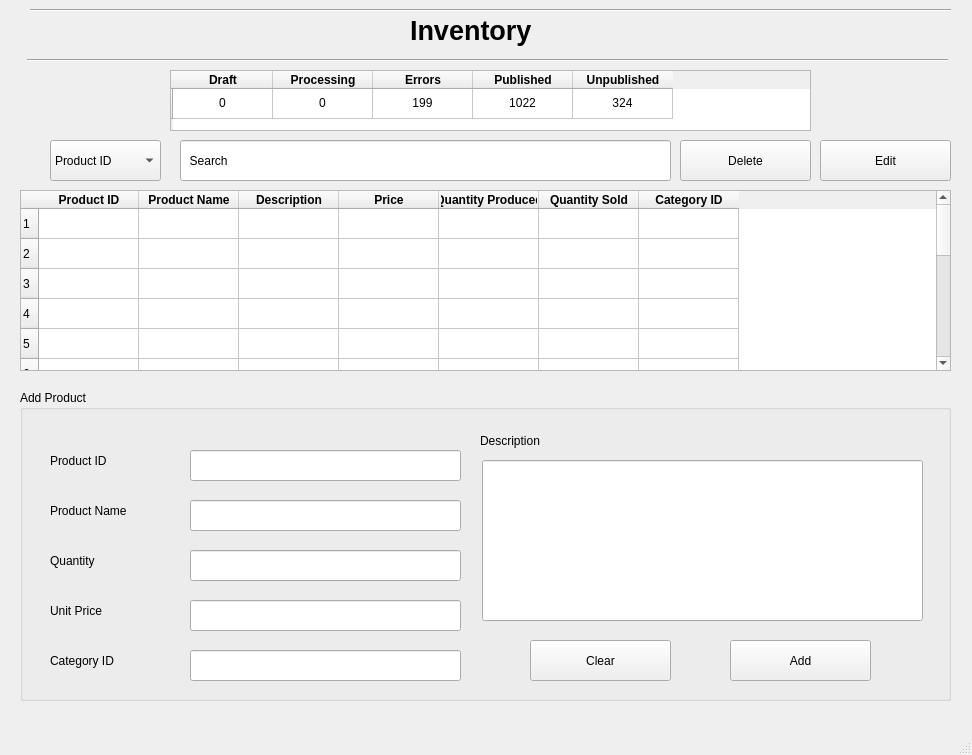
Old version of the form Screens/Products.ui in the repository basil-ali-khan/Inventory-Management-System.
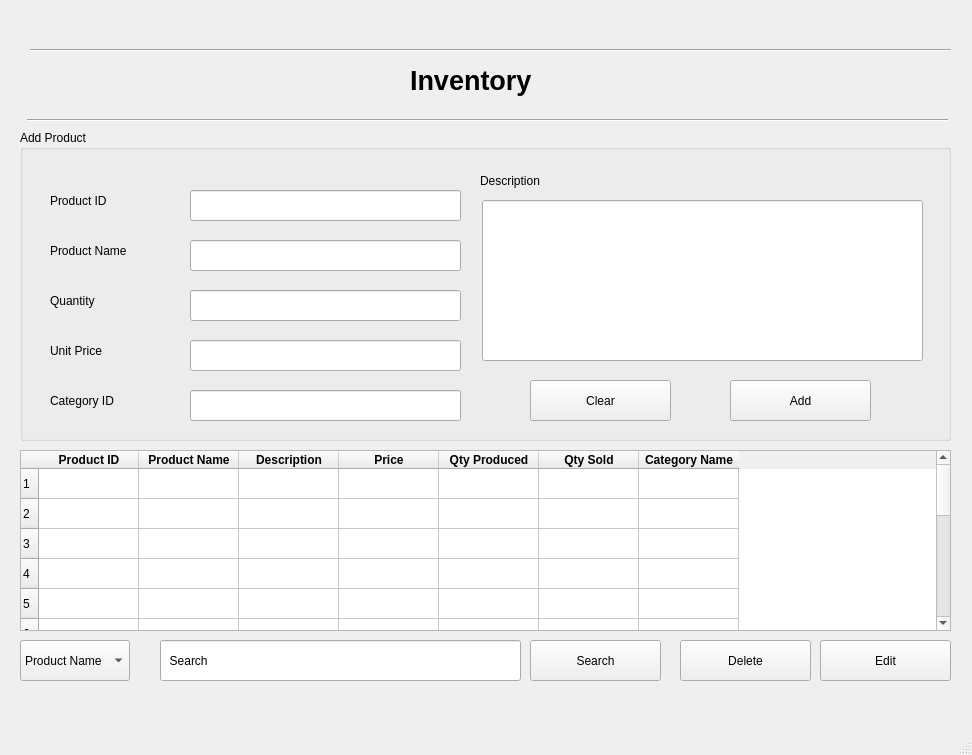
New version of the form.

```diff
--- a/Screens/Products.ui
+++ b/Screens/Products.ui
@@ -18,7 +18,7 @@
     <property name="geometry">
      <rect>
       <x>410</x>
-      <y>-10</y>
+      <y>40</y>
       <width>171</width>
       <height>81</height>
      </rect>
@@ -34,182 +34,15 @@
      <string>Inventory</string>
     </property>
    </widget>
-   <widget class="QTableWidget" name="tableWidget">
-    <property name="geometry">
-     <rect>
-      <x>20</x>
-      <y>190</y>
-      <width>931</width>
-      <height>181</height>
-     </rect>
-    </property>
-    <row>
-     <property name="text">
-      <string>1</string>
-     </property>
-    </row>
-    <row>
-     <property name="text">
-      <string>2</string>
-     </property>
-    </row>
-    <row>
-     <property name="text">
-      <string>3</string>
-     </property>
-    </row>
-    <row>
-     <property name="text">
-      <string>4</string>
-     </property>
-    </row>
-    <row>
-     <property name="text">
-      <string>5</string>
-     </property>
-    </row>
-    <row>
-     <property name="text">
-      <string>6</string>
-     </property>
-    </row>
-    <row>
-     <property name="text">
-      <string>7</string>
-     </property>
-    </row>
-    <row>
-     <property name="text">
-      <string>8</string>
-     </property>
-    </row>
-    <row>
-     <property name="text">
-      <string>9</string>
-     </property>
-    </row>
-    <row>
-     <property name="text">
-      <string>10</string>
-     </property>
-    </row>
-    <row>
-     <property name="text">
-      <string>11</string>
-     </property>
-    </row>
-    <row>
-     <property name="text">
-      <string>12</string>
-     </property>
-    </row>
-    <row>
-     <property name="text">
-      <string>13</string>
-     </property>
-    </row>
-    <row>
-     <property name="text">
-      <string>14</string>
-     </property>
-    </row>
-    <row>
-     <property name="text">
-      <string>15</string>
-     </property>
-    </row>
-    <column>
-     <property name="text">
-      <string>Product ID</string>
-     </property>
-     <property name="font">
-      <font>
-       <weight>75</weight>
-       <bold>true</bold>
-      </font>
-     </property>
-    </column>
-    <column>
-     <property name="text">
-      <string>Product Name</string>
-     </property>
-     <property name="font">
-      <font>
-       <weight>75</weight>
-       <bold>true</bold>
-      </font>
-     </property>
-    </column>
-    <column>
-     <property name="text">
-      <string>Description</string>
-     </property>
-     <property name="font">
-      <font>
-       <weight>75</weight>
-       <bold>true</bold>
-      </font>
-     </property>
-    </column>
-    <column>
-     <property name="text">
-      <string>Price</string>
-     </property>
-     <property name="font">
-      <font>
-       <weight>75</weight>
-       <bold>true</bold>
-      </font>
-     </property>
-    </column>
-    <column>
-     <property name="text">
-      <string>Quantity Produced</string>
-     </property>
-     <property name="font">
-      <font>
-       <weight>75</weight>
-       <bold>true</bold>
-      </font>
-     </property>
-    </column>
-    <column>
-     <property name="text">
-      <string>Quantity Sold</string>
-     </property>
-     <property name="font">
-      <font>
-       <weight>75</weight>
-       <bold>true</bold>
-      </font>
-     </property>
-    </column>
-    <column>
-     <property name="text">
-      <string>Category ID</string>
-     </property>
-     <property name="font">
-      <font>
-       <weight>75</weight>
-       <bold>true</bold>
-      </font>
-     </property>
-    </column>
-   </widget>
    <widget class="QComboBox" name="comboBox">
     <property name="geometry">
      <rect>
-      <x>50</x>
-      <y>140</y>
-      <width>111</width>
+      <x>20</x>
+      <y>640</y>
+      <width>110</width>
       <height>41</height>
      </rect>
     </property>
-    <item>
-     <property name="text">
-      <string>Product ID</string>
-     </property>
-    </item>
     <item>
      <property name="text">
       <string>Product Name</string>
@@ -234,9 +67,9 @@
    <widget class="QLineEdit" name="lineEdit">
     <property name="geometry">
      <rect>
-      <x>180</x>
-      <y>140</y>
-      <width>491</width>
+      <x>160</x>
+      <y>640</y>
+      <width>361</width>
       <height>41</height>
      </rect>
     </property>
@@ -244,121 +77,11 @@
      <string>  Search</string>
     </property>
    </widget>
-   <widget class="QTableWidget" name="tableWidget_2">
-    <property name="geometry">
-     <rect>
-      <x>170</x>
-      <y>70</y>
-      <width>641</width>
-      <height>61</height>
-     </rect>
-    </property>
-    <row>
-     <property name="text">
-      <string/>
-     </property>
-    </row>
-    <column>
-     <property name="text">
-      <string>Draft</string>
-     </property>
-     <property name="font">
-      <font>
-       <weight>75</weight>
-       <bold>true</bold>
-      </font>
-     </property>
-    </column>
-    <column>
-     <property name="text">
-      <string>Processing</string>
-     </property>
-     <property name="font">
-      <font>
-       <weight>75</weight>
-       <bold>true</bold>
-      </font>
-     </property>
-    </column>
-    <column>
-     <property name="text">
-      <string>Errors</string>
-     </property>
-     <property name="font">
-      <font>
-       <weight>75</weight>
-       <bold>true</bold>
-      </font>
-     </property>
-    </column>
-    <column>
-     <property name="text">
-      <string>Published</string>
-     </property>
-     <property name="font">
-      <font>
-       <weight>75</weight>
-       <bold>true</bold>
-      </font>
-     </property>
-    </column>
-    <column>
-     <property name="text">
-      <string>Unpublished</string>
-     </property>
-     <property name="font">
-      <font>
-       <weight>75</weight>
-       <bold>true</bold>
-      </font>
-     </property>
-    </column>
-    <item row="0" column="0">
-     <property name="text">
-      <string>0</string>
-     </property>
-     <property name="textAlignment">
-      <set>AlignCenter</set>
-     </property>
-    </item>
-    <item row="0" column="1">
-     <property name="text">
-      <string>0</string>
-     </property>
-     <property name="textAlignment">
-      <set>AlignCenter</set>
-     </property>
-    </item>
-    <item row="0" column="2">
-     <property name="text">
-      <string>199</string>
-     </property>
-     <property name="textAlignment">
-      <set>AlignCenter</set>
-     </property>
-    </item>
-    <item row="0" column="3">
-     <property name="text">
-      <string>1022</string>
-     </property>
-     <property name="textAlignment">
-      <set>AlignCenter</set>
-     </property>
-    </item>
-    <item row="0" column="4">
-     <property name="text">
-      <string>324</string>
-     </property>
-     <property name="textAlignment">
-      <set>AlignCenter</set>
-     </property>
-    </item>
-   </widget>
    <widget class="QPushButton" name="pushButton_4">
     <property name="geometry">
      <rect>
       <x>820</x>
-      <y>140</y>
+      <y>640</y>
       <width>131</width>
       <height>41</height>
      </rect>
@@ -371,7 +94,7 @@
     <property name="geometry">
      <rect>
       <x>20</x>
-      <y>390</y>
+      <y>130</y>
       <width>931</width>
       <height>311</height>
      </rect>
@@ -584,7 +307,7 @@
     <property name="geometry">
      <rect>
       <x>680</x>
-      <y>140</y>
+      <y>640</y>
       <width>131</width>
       <height>41</height>
      </rect>
@@ -597,7 +320,7 @@
     <property name="geometry">
      <rect>
       <x>27</x>
-      <y>50</y>
+      <y>110</y>
       <width>921</width>
       <height>20</height>
      </rect>
@@ -610,7 +333,7 @@
     <property name="geometry">
      <rect>
       <x>30</x>
-      <y>0</y>
+      <y>40</y>
       <width>921</width>
       <height>20</height>
      </rect>
@@ -619,6 +342,181 @@
      <enum>Qt::Horizontal</enum>
     </property>
    </widget>
+   <widget class="QPushButton" name="pushButton_6">
+    <property name="geometry">
+     <rect>
+      <x>530</x>
+      <y>640</y>
+      <width>131</width>
+      <height>41</height>
+     </rect>
+    </property>
+    <property name="text">
+     <string>Search</string>
+    </property>
+   </widget>
+   <widget class="QTableWidget" name="tableWidget">
+    <property name="geometry">
+     <rect>
+      <x>20</x>
+      <y>450</y>
+      <width>931</width>
+      <height>181</height>
+     </rect>
+    </property>
+    <row>
+     <property name="text">
+      <string>1</string>
+     </property>
+    </row>
+    <row>
+     <property name="text">
+      <string>2</string>
+     </property>
+    </row>
+    <row>
+     <property name="text">
+      <string>3</string>
+     </property>
+    </row>
+    <row>
+     <property name="text">
+      <string>4</string>
+     </property>
+    </row>
+    <row>
+     <property name="text">
+      <string>5</string>
+     </property>
+    </row>
+    <row>
+     <property name="text">
+      <string>6</string>
+     </property>
+    </row>
+    <row>
+     <property name="text">
+      <string>7</string>
+     </property>
+    </row>
+    <row>
+     <property name="text">
+      <string>8</string>
+     </property>
+    </row>
+    <row>
+     <property name="text">
+      <string>9</string>
+     </property>
+    </row>
+    <row>
+     <property name="text">
+      <string>10</string>
+     </property>
+    </row>
+    <row>
+     <property name="text">
+      <string>11</string>
+     </property>
+    </row>
+    <row>
+     <property name="text">
+      <string>12</string>
+     </property>
+    </row>
+    <row>
+     <property name="text">
+      <string>13</string>
+     </property>
+    </row>
+    <row>
+     <property name="text">
+      <string>14</string>
+     </property>
+    </row>
+    <row>
+     <property name="text">
+      <string>15</string>
+     </property>
+    </row>
+    <column>
+     <property name="text">
+      <string>Product ID</string>
+     </property>
+     <property name="font">
+      <font>
+       <weight>75</weight>
+       <bold>true</bold>
+      </font>
+     </property>
+    </column>
+    <column>
+     <property name="text">
+      <string>Product Name</string>
+     </property>
+     <property name="font">
+      <font>
+       <weight>75</weight>
+       <bold>true</bold>
+      </font>
+     </property>
+    </column>
+    <column>
+     <property name="text">
+      <string>Description</string>
+     </property>
+     <property name="font">
+      <font>
+       <weight>75</weight>
+       <bold>true</bold>
+      </font>
+     </property>
+    </column>
+    <column>
+     <property name="text">
+      <string>Price</string>
+     </property>
+     <property name="font">
+      <font>
+       <weight>75</weight>
+       <bold>true</bold>
+      </font>
+     </property>
+    </column>
+    <column>
+     <property name="text">
+      <string>Qty Produced</string>
+     </property>
+     <property name="font">
+      <font>
+       <weight>75</weight>
+       <bold>true</bold>
+      </font>
+     </property>
+    </column>
+    <column>
+     <property name="text">
+      <string>Qty Sold</string>
+     </property>
+     <property name="font">
+      <font>
+       <weight>75</weight>
+       <bold>true</bold>
+      </font>
+     </property>
+    </column>
+    <column>
+     <property name="text">
+      <string>Category Name</string>
+     </property>
+     <property name="font">
+      <font>
+       <weight>75</weight>
+       <bold>true</bold>
+      </font>
+     </property>
+    </column>
+   </widget>
   </widget>
   <widget class="QMenuBar" name="menubar">
    <property name="geometry">
```
Left out of the diff: 2 changed lines with no effect on the pictures.
